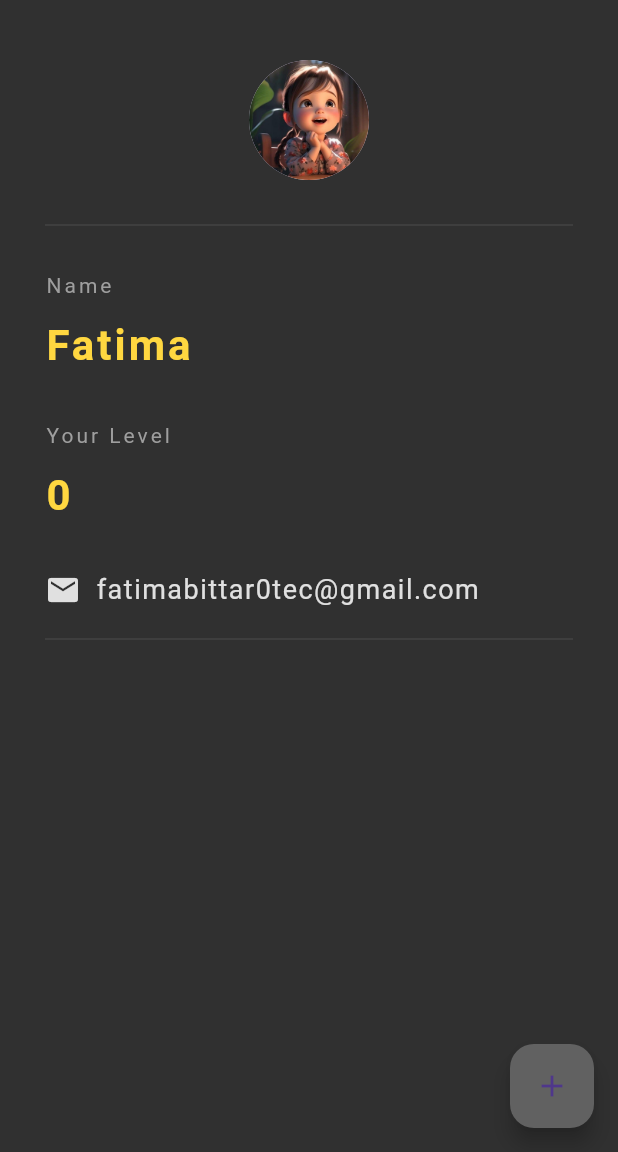
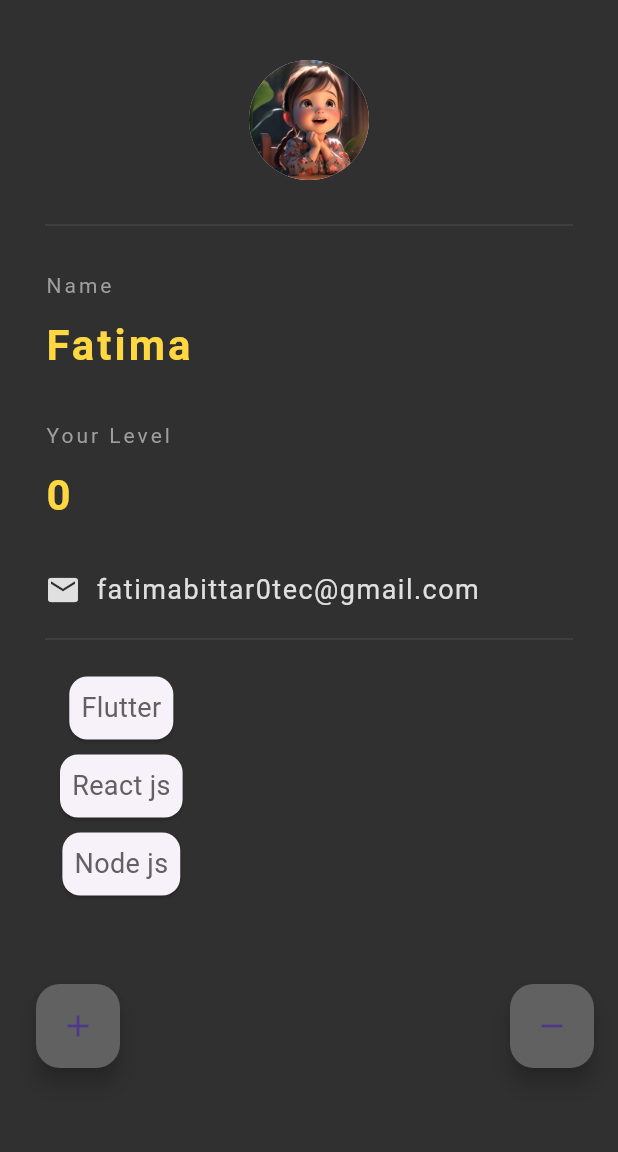
Before and after one commit to fatima-bittar/Beginner-Flutter-Project, a Flutter app: the screen it shows after launch, on a phone screen of 412 x 824 dp, the part 84-1236 px from its top. Run offline on Flutter 3.47's test engine with Material 3 defaults, Android fonts, the phone set to English and light mode, and no system bars.

Commit message:
Creating a list

```diff
--- a/lib/main.dart
+++ b/lib/main.dart
@@ -13,6 +13,7 @@ class BasicProject extends StatefulWidget {
 
 class _BasicProjectState extends State<BasicProject> {
   int level =0;
+  List<String> skills =['Flutter', 'React js', 'Node js'];
   @override
   Widget build(BuildContext context) {
     return Scaffold(
@@ -23,15 +24,36 @@ class _BasicProjectState extends State<BasicProject> {
         backgroundColor: Colors.grey[500],
         elevation: 0.0,
       ),
-      floatingActionButton: FloatingActionButton(
+      floatingActionButton: Row (
+          mainAxisAlignment: MainAxisAlignment.spaceBetween,
+          children: [
+            Padding(
+              padding: EdgeInsets.all(40.0),
+            child:
+            FloatingActionButton(
               onPressed: () {
                 setState(() {
                   level+=1;
                 });
               },
+
               child: Icon(Icons.add),
               backgroundColor: Colors.grey[700],
+            ),
+            ),
 
+          // SizedBox(width:10),
+          FloatingActionButton(
+              onPressed: (){
+                setState(() {
+                  if (level>0)
+                    level -=1;
+                });
+              },
+              child: Icon(Icons.remove),
+              backgroundColor: Colors.grey[700],
+          ),
+        ]
       ),
       body: Padding(
         padding: EdgeInsets.fromLTRB(30.0, 40.0, 30.0, 0.0),
@@ -105,6 +127,24 @@ class _BasicProjectState extends State<BasicProject> {
               height: 40.0,
               color: Colors.grey[800],
             ),
+            Row(
+              children: [
+                Column(
+                  children: skills.map((skill){
+                    return Card(
+                      margin: EdgeInsets.symmetric(vertical: 5.0,horizontal: 10.0),
+                      child: Padding(
+                        padding: EdgeInsets.all(8.0),
+                        child: Text (
+                          skill,
+                          style: TextStyle(fontSize: 18.0, color: Colors.grey[700]),
+                        ),
+                      ),
+                    );
+                  }).toList(),
+                ),
+              ],
+            )
           ],
         ),
       ),
```
Lines whose indentation alone changed are shown as unchanged.
